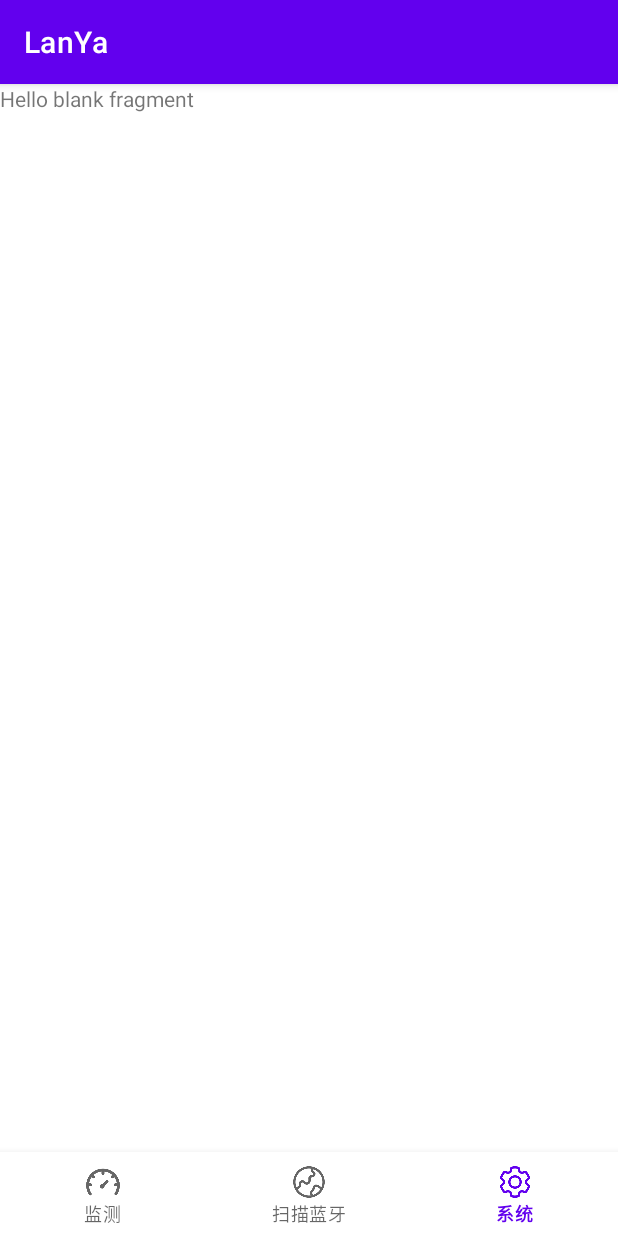
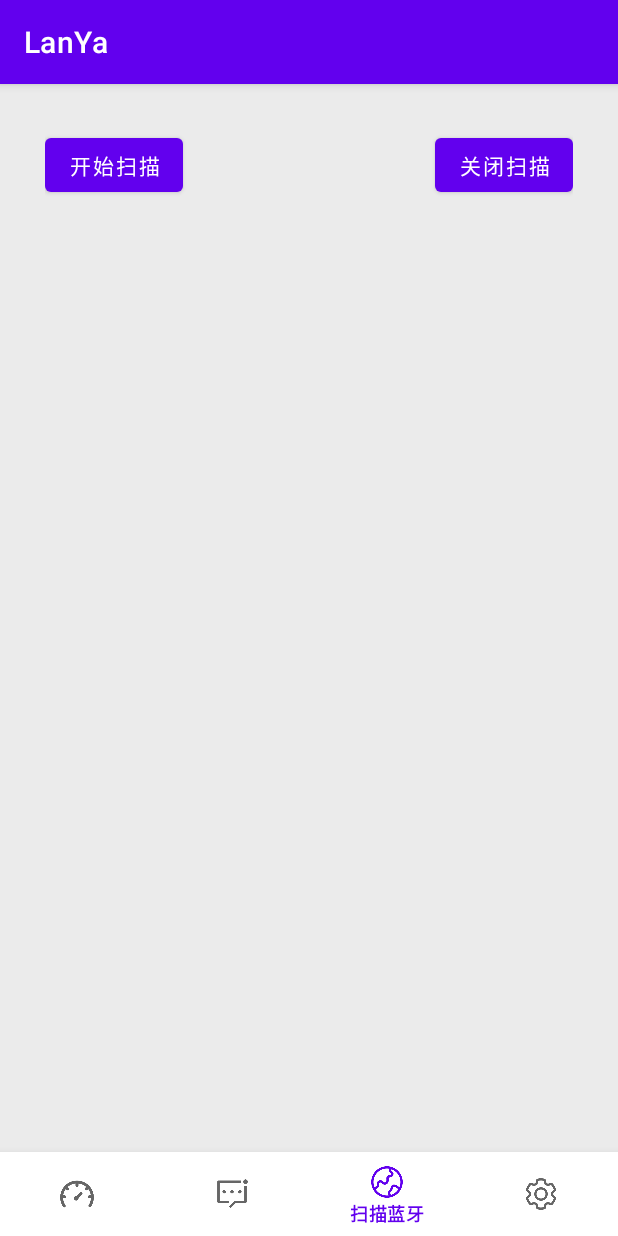
Before and after one commit to GIBEREZ/Sang-Bluetooth-Debugging-Assistant-Android, an Android app: the screen it shows after launch (MainActivity), item 3 of the bottom bar chosen, on a phone screen of 412 x 824 dp. Run offline under Robolectric (Android 15) with nearby library versions, the phone set to English and light mode, and no system bars.

Commit message:
蓝牙V1.1
重新学习了一下蓝牙

```diff
--- a/app/src/main/java/com/example/lanya/MainActivity.java
+++ b/app/src/main/java/com/example/lanya/MainActivity.java
@@ -18,8 +18,8 @@ import com.example.lanya.Utils.Bluetooth;
 import com.example.lanya.Utils.GPS;
 import com.google.android.material.bottomnavigation.BottomNavigationView;
 
-import java.util.List;
 import java.util.Set;
+import java.util.UUID;
 
 public class MainActivity extends AppCompatActivity {
     public GPS gps_utils = new GPS(this);
@@ -27,6 +27,7 @@ public class MainActivity extends AppCompatActivity {
     private final JcFragment mJcFragment = new JcFragment();
     private final GlobalFragment mGlobalFragment = new GlobalFragment(bluetooth);
     private final SettingFragment mSettingFragment = new SettingFragment();
+    Bluetooth.ConnectedDevice.SPP_Device Sdevice;
     @Override
     protected void onCreate(Bundle savedInstanceState) {
         super.onCreate(savedInstanceState);
@@ -38,7 +39,10 @@ public class MainActivity extends AppCompatActivity {
         bluetooth.init();
         Set<BluetoothDevice> deviceSet = bluetooth.getPairList();
 
-        Bluetooth.ConnectedDevice Cdevice = new Bluetooth.ConnectedDevice(bluetooth.mbluetoothAdapter,"C4:AC:AA:59:86:42", this);
+        Bluetooth.ConnectedDevice Cdevice = new Bluetooth.ConnectedDevice(bluetooth.mbluetoothAdapter,"94:49:18:0A:1E:91", this);
+        Sdevice = new Bluetooth.ConnectedDevice.SPP_Device(Cdevice.mdevice,UUID.fromString("00001101-0000-1000-8000-00805f9b34fb"));
+        Sdevice.connect();
+        Sdevice.send("Hello World!");
     }
 
     /**
--- a/app/src/main/java/com/example/lanya/Utils/Bluetooth.java
+++ b/app/src/main/java/com/example/lanya/Utils/Bluetooth.java
@@ -188,7 +188,7 @@ public class Bluetooth {
     }
 
     public static class ConnectedDevice {
-        BluetoothDevice mdevice;
+        public BluetoothDevice mdevice;
         BluetoothGatt mbluetoothGatt;
         Activity mactivity;
         boolean ConStatus = false;
@@ -239,23 +239,26 @@ public class Bluetooth {
             @Override
             public void onServicesDiscovered(BluetoothGatt gatt, int status) {
                 if (status == BluetoothGatt.GATT_SUCCESS) {
-                    Log.i("蓝牙连接功能","正在尝试获取UUID");
+                    Log.i("蓝牙连接功能", "正在尝试获取UUID");
                     // 获取已发现的服务
                     List<BluetoothGattService> services = mbluetoothGatt.getServices();
-                    for (BluetoothGattService service : services) {
-                        UUID serviceUUID = service.getUuid();
-                        System.out.println("Service UUID: " + serviceUUID);
-                        List<BluetoothGattCharacteristic> characteristics = service.getCharacteristics();
-                        for (BluetoothGattCharacteristic characteristic : characteristics) {
-                            UUID characteristicUUID = characteristic.getUuid();
-                            System.out.println("Characteristic UUID: " + characteristicUUID);
-                        }
-                    }
+                    String deviceUuid = mdevice.getUuids()[0].toString();
+                    Log.i("蓝牙连接功能", "deviceUUID:"+deviceUuid);
+
+                    //for (BluetoothGattService service : services) {
+                    //    UUID serviceUUID = service.getUuid();
+                    //    System.out.println("Service UUID: " + serviceUUID);
+                    //    List<BluetoothGattCharacteristic> characteristics = service.getCharacteristics();
+                    //    for (BluetoothGattCharacteristic characteristic : characteristics) {
+                    //        UUID characteristicUUID = characteristic.getUuid();
+                    //        System.out.println("Characteristic UUID: " + characteristicUUID);
+                    //    }
+                    //}
                 }
             }
         };
 
-        public static class SocketDevice{
+        public static class SPP_Device{
             boolean socketStatus = false;
             BluetoothDevice mdevice;
             BluetoothSocket socket = null;
@@ -263,16 +266,18 @@ public class Bluetooth {
             InputStream inputStream;
             HandlerThread handlerThread;
             Handler handler;
-            UUID SPP_UUID = UUID.fromString("00001101-0000-1000-8000-00805F9B34FB"); // SPP UUID是固定的 不可修改 其他UUID请自行参考Android开放的蓝牙协议通信结构
+            UUID SPP_UUID;
 
-            public SocketDevice(BluetoothDevice device) {
+            public SPP_Device(BluetoothDevice device, UUID SPP_UUID) {
                 this.mdevice = device;
+                this.SPP_UUID = SPP_UUID;
             }
 
             public void connect() {
                 try {
                     socket = mdevice.createRfcommSocketToServiceRecord(SPP_UUID);
                     socket.connect();
+                    Log.i("已连接Socket设备", "连接到: " + mdevice.getName());
                     socketStatus = true;
                     handlerThread = new HandlerThread("BluetoothHandlerThread");
                     handlerThread.start();
@@ -313,6 +318,8 @@ public class Bluetooth {
                 try {
                     outputStream = socket.getOutputStream();
                     outputStream.write(msg.getBytes());
+                    outputStream.flush();
+                    Log.i("已连接Socket设备","发送数据："+msg);
                 } catch (IOException e) {
                     e.printStackTrace();
                     return false;
@@ -322,11 +329,12 @@ public class Bluetooth {
 
             public void read(Message msg) {
                 try {
+                    Log.i("已连接Socket设备", "收到数据，解析中");
                     byte[] buffer = new byte[1024];
                     int bytes;
                     while ((bytes = inputStream.read(buffer)) != -1) {
                         String receivedMessage = new String(buffer, 0, bytes);
-
+                        Log.i("已连接Socket设备", "收到:" + receivedMessage);
                         // 事件处理模型，还未写
                     }
                 } catch (IOException e) {
--- a/app/src/main/java/com/example/lanya/Utils/GPS.java
+++ b/app/src/main/java/com/example/lanya/Utils/GPS.java
@@ -53,7 +53,7 @@ public class GPS {
                         new String[]{Manifest.permission.ACCESS_BACKGROUND_LOCATION},
                         2);
             } else {
-                Log.i("定位权限：", "已获取前台和后台定位权限");
+                Log.i("定位权限", "已获取前台和后台定位权限");
                 locationPermissionGranted = true;
             }
         }
--- a/app/src/main/res/menu/nav_memu.xml
+++ b/app/src/main/res/menu/nav_memu.xml
@@ -4,6 +4,10 @@
         android:id="@+id/navigation_jc"
         android:title="监测"
         android:icon="@drawable/nav_jc"/>
+    <item
+        android:id="@+id/navigation_message"
+        android:title="通讯功能"
+        android:icon="@drawable/nav_message"/>
     <item
         android:id="@+id/navigation_global"
         android:title="扫描蓝牙"
```
Also changed, not shown: app/src/main/res/drawable/nav_message.png (added), 1 other file.
